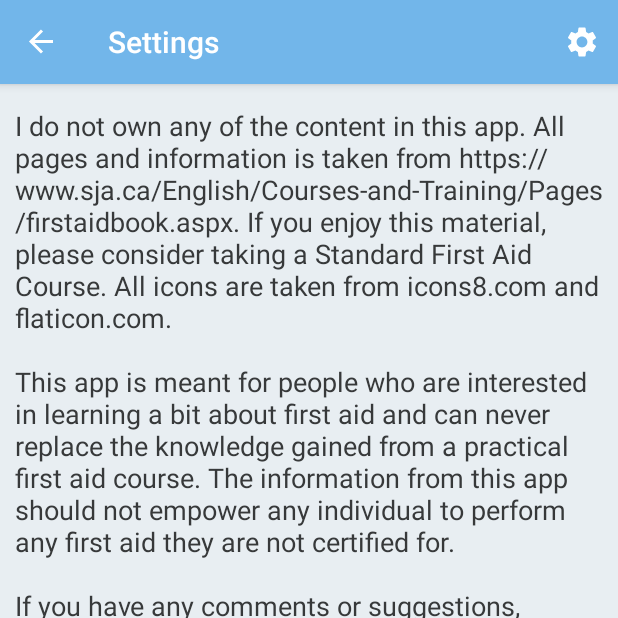
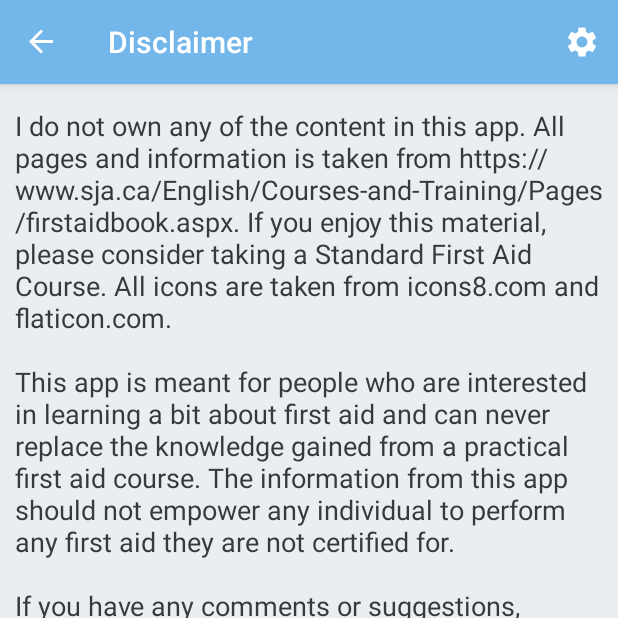
Before and after one commit to calvinc03/FirstAidEdAndroidApp, an Android app: the screen it shows after launch (MainActivity), after a tap on "Settings", on a phone screen of 412 x 824 dp, the top half of it. Run offline under Robolectric (Android 15) with nearby library versions, the phone set to English and light mode, and no system bars; our stand-ins replace navigation-ui.

Commit message:
minor grammar and color changes

```diff
--- a/app/src/main/java/com/calvinchen/firstaidlearning/MainActivity.kt
+++ b/app/src/main/java/com/calvinchen/firstaidlearning/MainActivity.kt
@@ -30,7 +30,7 @@
         val sharedCon = getSharedPreferences("Terms and Conditions", Context.MODE_PRIVATE)
         if (!sharedCon.getBoolean("accepted", false)) {
             AlertDialog.Builder(this)
-                .setTitle("Conditions")
+                .setTitle("Disclaimer")
                 .setMessage("I do not own any of the content in this app. All pages and " +
                         "information is taken from https://www.sja" +
                         ".ca/English/Courses-and-Training/Pages/firstaidbook.aspx. If you enjoy " +
--- a/app/src/main/java/com/calvinchen/firstaidlearning/ReviewAnswersActivity.kt
+++ b/app/src/main/java/com/calvinchen/firstaidlearning/ReviewAnswersActivity.kt
@@ -33,7 +33,6 @@
         numQuestions = Constants.getNumQuestions(chapter)
 
         begin_quiz_btn.setOnClickListener { navigateToQuizQuestions(chapter) }
-        configureDisplay()
     }
 
     override fun onResume() {
--- /dev/null
+++ b/app/src/main/res/drawable/bg_lookup_item_pressed.xml
@@ -0,0 +1,6 @@
+<?xml version="1.0" encoding="UTF-8"?>
+<shape xmlns:android="http://schemas.android.com/apk/res/android">
+    <solid android:color="#F5981B"/>
+    <corners android:radius="30dp"/>
+    <padding android:left="0dp" android:top="0dp" android:right="0dp" android:bottom="0dp" />
+</shape>
--- a/app/src/main/res/drawable/widget_circular_progress_quiz.xml
+++ b/app/src/main/res/drawable/widget_circular_progress_quiz.xml
@@ -11,8 +11,8 @@
 
         <gradient
             android:angle="0"
-            android:endColor="#39F550"
-            android:startColor="#39F550"
+            android:endColor="#99F282"
+            android:startColor="#99F282"
             android:type="sweep"
             android:useLevel="false" />
     </shape>
--- a/app/src/main/res/layout/layout_lookup_item.xml
+++ b/app/src/main/res/layout/layout_lookup_item.xml
@@ -11,7 +11,7 @@
         android:id="@+id/linearLayout"
         android:layout_width="match_parent"
         android:layout_height="wrap_content"
-        android:background="@drawable/bg_lookup_item"
+        android:background="@drawable/button_lookup_item"
         android:gravity="center"
         android:minHeight="60dp"
         android:layout_marginLeft="30dp"
--- a/app/src/main/res/navigation/mobile_navigation.xml
+++ b/app/src/main/res/navigation/mobile_navigation.xml
@@ -17,7 +17,7 @@
     <fragment
         android:id="@+id/destination_settings"
         android:name="com.calvinchen.firstaidlearning.SettingsFragment"
-        android:label="Settings"
+        android:label="Disclaimer"
         tools:layout="@layout/fragment_settings" />
     <navigation android:id="@+id/destination_study"
         app:startDestination="@id/study_fragment">
```
Also changed, not shown: app/src/main/res/drawable/button_lookup_item.xml (added, +9 -0 lines).
